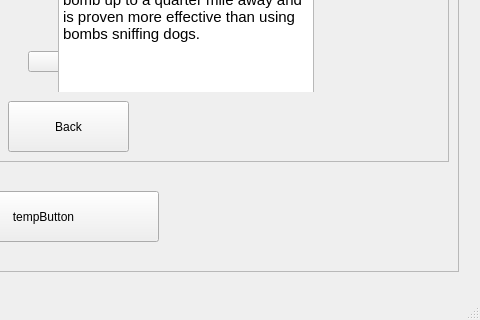
Above: mainwindow.ui from Team-llamas/Project-1 before the change; both pictures show x 132 to 612 and y 196 to 516 of the 612 by 516 pixel window. Below: the same form after it.
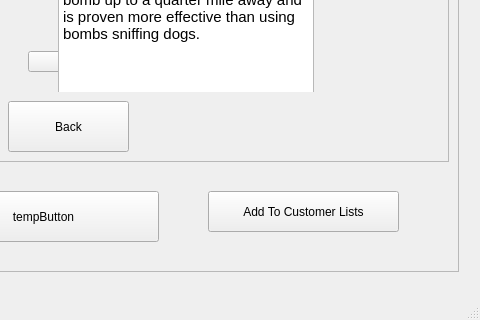
That is the form after the change. Icons and pictures are not drawn.

```diff
--- a/mainwindow.ui
+++ b/mainwindow.ui
@@ -116,6 +116,19 @@
       <string>tempButton</string>
      </property>
     </widget>
+    <widget class="QPushButton" name="addCustomerListButton">
+     <property name="geometry">
+      <rect>
+       <x>310</x>
+       <y>370</y>
+       <width>191</width>
+       <height>41</height>
+      </rect>
+     </property>
+     <property name="text">
+      <string>Add To Customer Lists</string>
+     </property>
+    </widget>
    </widget>
    <widget class="QFrame" name="infoFrame">
     <property name="geometry">
```
